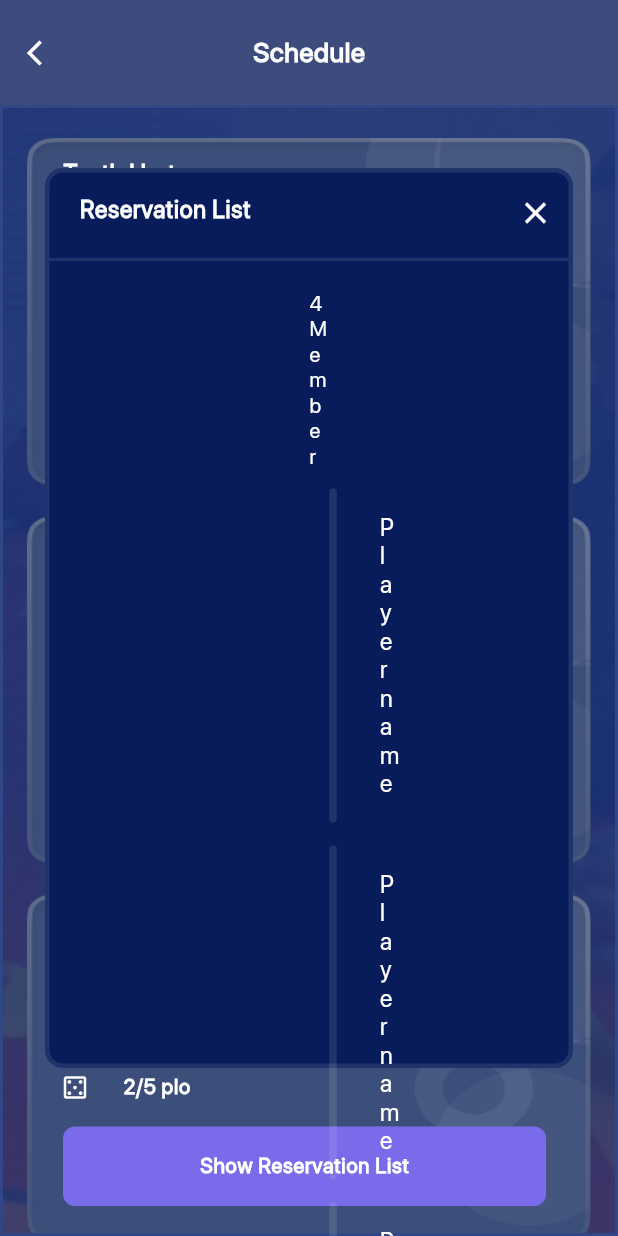
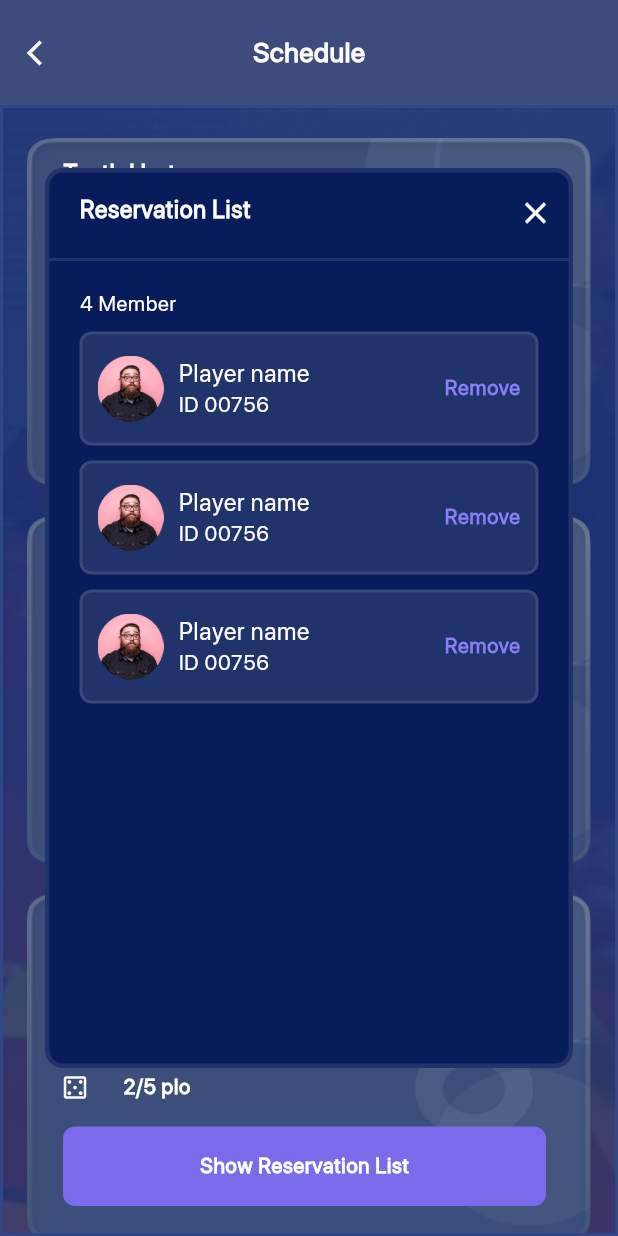
Before and after one commit to khansameer/poker_app, a Flutter app: the AdminSchedulePage screen opened by its route, after a tap on "Show Reservation List", on a phone screen of 412 x 824 dp. Run offline on Flutter 3.47's test engine with Material 2 defaults, Android fonts, the phone set to English and light mode, and no system bars; our stand-ins replace firebase_auth, firebase_core, flutter_svg, google_sign_in, image_cropper, image_picker; missing offline and left inert: flutter_facebook_auth, linkedin_login; accounts and stored records are empty; project files that could hold a hidden picture were left out.

Commit message:
all code

```diff
--- a/lib/admin/features/add_member/admin_schedule_page.dart
+++ b/lib/admin/features/add_member/schedule/admin_schedule_page.dart
@@ -138,16 +138,44 @@ class ScheduleAdminPageState extends State<AdminSchedulePage> {
 
                   CommonButtonWidget(
                     onPressed: () {
+                     /* showDialog(
+                        context: context,
+                        builder: (_) {
+                          return AlertDialog(
+                            title: widget,
+                            content: SingleChildScrollView( //MUST TO ADDED
+                              child: SizedBox(
+                                height: ,
+                                child: Column(
+                                  mainAxisSize: MainAxisSize.min,
+                                  children: [
+                                    ListView.builder(
+                                        shrinkWrap: true, //MUST TO ADDED
+                                        physics: NeverScrollableScrollPhysics(), //MUST TO ADDED
+                                        itemCount: 8,
+                                        itemBuilder: (BuildContext c, int index) {
+                                          return ListTile(
+                                            title: Text("Sameer"),
+                                          );
+                                        })
+                                  ],
+                                ),
+                              ),
+                            ),
+                          );
+                        },
+                      );*/
                       showDialog(
                           barrierDismissible: false,
                           barrierColor:AppColor.colorWhiteLight,
                           context: context,
                           builder: (_) =>  CommonDialog(
+                            colorBg: AppColor.colorCommonDialog,
                             isShowButtonView: false,
 
                             widget: Container(
-                              width: double.minPositive,
                               height:500 ,
+                              margin: AppUtils.commonAllEdgeInsets(left: 20,right: 20),
                               alignment: Alignment.topLeft,
 
                               child: bindList(),
@@ -194,8 +222,10 @@ class ScheduleAdminPageState extends State<AdminSchedulePage> {
   Widget bindList(){
     return Padding(
       padding: const EdgeInsets.all(0.0),
-      child: Container(
+      child: SingleChildScrollView(
         child: Column(
+          crossAxisAlignment: CrossAxisAlignment.start,
+          mainAxisAlignment: MainAxisAlignment.start,
           mainAxisSize: MainAxisSize.max,
           children: [
             CommonTextWidget(text: "4 Member",textAlign: TextAlign.left,fontSize: AppConstants.fourteen,),
@@ -206,10 +236,25 @@ class ScheduleAdminPageState extends State<AdminSchedulePage> {
             padding: EdgeInsets.zero,
             itemBuilder: (context, index) {
               return AppUtils.commonBg(
-                borderWidth: 5,
-                colorBorder: Colors.red,
+                borderWidth: 2,
+                padding: 0,
+                left: 0,
+                right: 0,
+                 colorBorder: AppColor.colorWhiteLight,
                  widget: ListTile(
+                   dense: false,
+                   minVerticalPadding: 0,
+                   contentPadding: EdgeInsets.only(left: 10),
+                   horizontalTitleGap: 10,
+
+                   leading: SizedBox(
+                     width: 44,
+                     height: 44,
+                     child: AppUtils.commonImageAssetWidget(path: icUsers),
+                   ),
+                   trailing: CommonTextWidget(right:10,text: "Remove",textColor: AppColor.colorRemoveText,fontWeight: FontWeight.w700,),
                    title: CommonTextWidget(text: "Player name",),
+                   subtitle: CommonTextWidget(text: "ID 00756",),
                  )
               );
             })
--- a/lib/core/route_generator.dart
+++ b/lib/core/route_generator.dart
@@ -1,7 +1,7 @@
 
 import 'package:flutter/material.dart';
 import 'package:poker/Admin/features/add_member/add_member_page.dart';
-import 'package:poker/admin/features/add_member/admin_schedule_page.dart';
+import 'package:poker/admin/features/add_member/schedule/admin_schedule_page.dart';
 import 'package:poker/core/route.dart';
 import 'package:poker/features/change_password_page.dart';
 import 'package:poker/features/chat_room/chat_room_page.dart';
--- a/lib/core/utils/app_color.dart
+++ b/lib/core/utils/app_color.dart
@@ -33,6 +33,8 @@ class AppColor{
   static const Color colorTimePicker= Color.fromRGBO(111, 119, 149, 1);
   static const Color colorCommonDialog= Color.fromRGBO(8, 28, 91, 1);
   static const Color colorHint= Color.fromRGBO(116, 121, 128, 1);
+  static const Color colorRemoveText= Color.fromRGBO(137, 126, 245, 1);
+
 
 
 
--- a/lib/core/utils/app_utils.dart
+++ b/lib/core/utils/app_utils.dart
@@ -303,7 +303,7 @@ class AppUtils {
 
   static void redirectToNextScreen(
       {required BuildContext context, String? screenName, dynamic arguments}) {
-    closeKeyBoard(context);
+   // closeKeyBoard(context);
     Navigator.of(context).pushNamed(screenName!, arguments: arguments);
   }
 
--- a/lib/features/dashboard/dashboard_page.dart
+++ b/lib/features/dashboard/dashboard_page.dart
@@ -85,6 +85,7 @@ class DashboardPageState extends State<DashboardPage> {
   void initState() {
     super.initState();
     loadVIew();
+    print('=====${widget.isAdmin}');
   }
 
   @override
--- a/lib/features/login/login_page.dart
+++ b/lib/features/login/login_page.dart
@@ -325,10 +325,9 @@ class LoginPageState extends State<LoginPage> {
       AppUtils.showMessage(
           context: context, message: StringUtils.validPasswordRegex);
     }else {
-      tetEmail.clear();
-      tetPassword.clear();
 
-      tetEmail.text == 'rahul'
+
+      tetEmail.text == 'admin@gmail.com'
           ? AppUtils.redirectToNextScreen(
               context: context,
               screenName: RouteName.dashboard,
@@ -337,6 +336,8 @@ class LoginPageState extends State<LoginPage> {
               context: context,
               screenName: RouteName.dashboard,
               arguments: false);
+     /* tetEmail.clear();
+      tetPassword.clear();*/
     }
   }
 
--- a/pubspec.yaml
+++ b/pubspec.yaml
@@ -62,7 +62,7 @@ dev_dependencies:
   # rules and activating additional ones.
   flutter_launcher_icons: ^0.10.0
 flutter_icons:
-  android: "launcher_icon"
+  android: "ic_launcher"
   ios: true
   remove_alpha_ios: true
   image_path: "assets/icons/ic_logo.png"
```
Also changed, not shown: 6 other files.
